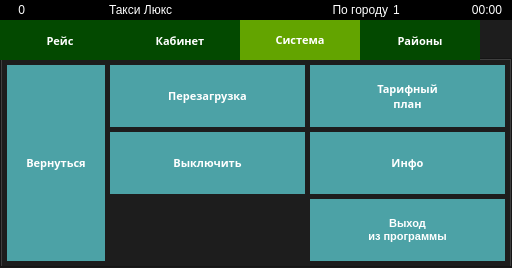
Before: the Qt Designer form indigotaxi.ui in koolkhel/wince-taximeter, drawn with Qt 5.
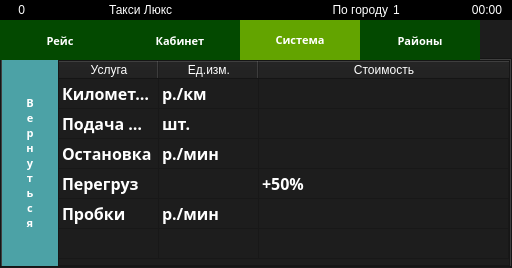
After: the same form once the commit is applied. The open tabs and pages were chosen to show the change. Icons and pictures are not drawn.

Patch:
```diff
--- a/indigotaxi.ui
+++ b/indigotaxi.ui
@@ -2188,6 +2188,19 @@
            <attribute name="title">
             <string>Система</string>
            </attribute>
+           <layout class="QHBoxLayout" name="horizontalLayout_17">
+            <property name="spacing">
+             <number>5</number>
+            </property>
+            <property name="margin">
+             <number>0</number>
+            </property>
+            <item>
+             <widget class="QStackedWidget" name="systemSettingsStackedWidget">
+              <property name="currentIndex">
+               <number>1</number>
+              </property>
+              <widget class="QWidget" name="systemSettingsPage1">
            <layout class="QGridLayout" name="gridLayout_3" rowstretch="1,1,1" columnstretch="1,2,2">
             <property name="margin">
              <number>5</number>
@@ -2195,7 +2208,7 @@
             <property name="spacing">
              <number>5</number>
             </property>
-            <item row="0" column="0" rowspan="3">
+                <item row="0" column="0">
              <widget class="QPushButton" name="pushButton_2">
               <property name="sizePolicy">
                <sizepolicy hsizetype="Minimum" vsizetype="Expanding">
@@ -2286,6 +2299,176 @@
             </item>
            </layout>
           </widget>
+              <widget class="QWidget" name="systemSettingsPage2">
+               <layout class="QHBoxLayout" name="horizontalLayout_18" stretch="1,8">
+                <property name="margin">
+                 <number>0</number>
+                </property>
+                <item>
+                 <widget class="QPushButton" name="pushButton_19">
+                  <property name="sizePolicy">
+                   <sizepolicy hsizetype="Minimum" vsizetype="Preferred">
+                    <horstretch>0</horstretch>
+                    <verstretch>0</verstretch>
+                   </sizepolicy>
+                  </property>
+                  <property name="text">
+                   <string>В
+е
+р
+н
+у
+т
+ь
+с
+я</string>
+                  </property>
+                 </widget>
+                </item>
+                <item>
+                 <widget class="QTableWidget" name="taxiRateTableWidget">
+                  <property name="font">
+                   <font>
+                    <family>75 Segoe UI</family>
+                    <pointsize>12</pointsize>
+                    <weight>75</weight>
+                    <italic>false</italic>
+                    <bold>true</bold>
+                   </font>
+                  </property>
+                  <property name="styleSheet">
+                   <string notr="true">#taxiRateTableWidget {
+	font-size: 12pt;
+	font-weight: bold;
+}</string>
+                  </property>
+                  <property name="editTriggers">
+                   <set>QAbstractItemView::NoEditTriggers</set>
+                  </property>
+                  <property name="textElideMode">
+                   <enum>Qt::ElideRight</enum>
+                  </property>
+                  <property name="wordWrap">
+                   <bool>true</bool>
+                  </property>
+                  <attribute name="horizontalHeaderCascadingSectionResizes">
+                   <bool>false</bool>
+                  </attribute>
+                  <attribute name="horizontalHeaderShowSortIndicator" stdset="0">
+                   <bool>false</bool>
+                  </attribute>
+                  <attribute name="horizontalHeaderStretchLastSection">
+                   <bool>true</bool>
+                  </attribute>
+                  <attribute name="verticalHeaderVisible">
+                   <bool>false</bool>
+                  </attribute>
+                  <attribute name="verticalHeaderStretchLastSection">
+                   <bool>false</bool>
+                  </attribute>
+                  <row>
+                   <property name="text">
+                    <string/>
+                   </property>
+                  </row>
+                  <row>
+                   <property name="text">
+                    <string/>
+                   </property>
+                  </row>
+                  <row>
+                   <property name="text">
+                    <string/>
+                   </property>
+                  </row>
+                  <row>
+                   <property name="text">
+                    <string/>
+                   </property>
+                  </row>
+                  <row>
+                   <property name="text">
+                    <string/>
+                   </property>
+                  </row>
+                  <row>
+                   <property name="text">
+                    <string/>
+                   </property>
+                  </row>
+                  <column>
+                   <property name="text">
+                    <string>Услуга</string>
+                   </property>
+                  </column>
+                  <column>
+                   <property name="text">
+                    <string>Ед.изм.</string>
+                   </property>
+                  </column>
+                  <column>
+                   <property name="text">
+                    <string>Стоимость</string>
+                   </property>
+                  </column>
+                  <item row="0" column="0">
+                   <property name="text">
+                    <string>Километраж Г/МГ</string>
+                   </property>
+                  </item>
+                  <item row="0" column="1">
+                   <property name="text">
+                    <string>р./км</string>
+                   </property>
+                  </item>
+                  <item row="1" column="0">
+                   <property name="text">
+                    <string>Подача машины</string>
+                   </property>
+                  </item>
+                  <item row="1" column="1">
+                   <property name="text">
+                    <string>шт.</string>
+                   </property>
+                  </item>
+                  <item row="2" column="0">
+                   <property name="text">
+                    <string>Остановка</string>
+                   </property>
+                  </item>
+                  <item row="2" column="1">
+                   <property name="text">
+                    <string>р./мин</string>
+                   </property>
+                  </item>
+                  <item row="3" column="0">
+                   <property name="text">
+                    <string>Перегруз</string>
+                   </property>
+                  </item>
+                  <item row="3" column="2">
+                   <property name="text">
+                    <string>+50%</string>
+                   </property>
+                  </item>
+                  <item row="4" column="0">
+                   <property name="text">
+                    <string>Пробки</string>
+                   </property>
+                  </item>
+                  <item row="4" column="1">
+                   <property name="text">
+                    <string>р./мин</string>
+                   </property>
+                  </item>
+                 </widget>
+                </item>
+               </layout>
+              </widget>
+             </widget>
+            </item>
+           </layout>
+          </widget>
           <widget class="QWidget" name="regionsSettingsTab4">
            <attribute name="title">
             <string>Районы</string>
```
Left out of the diff: 207 changed lines with no effect on the pictures. Lines whose indentation alone changed are shown as unchanged.
